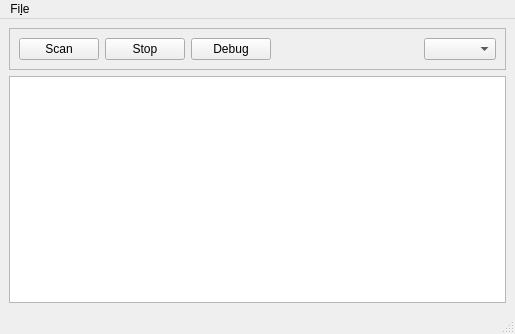
Qt form ui/gui.ui (DamienDaco/Scan_My_LAN) before a commit.
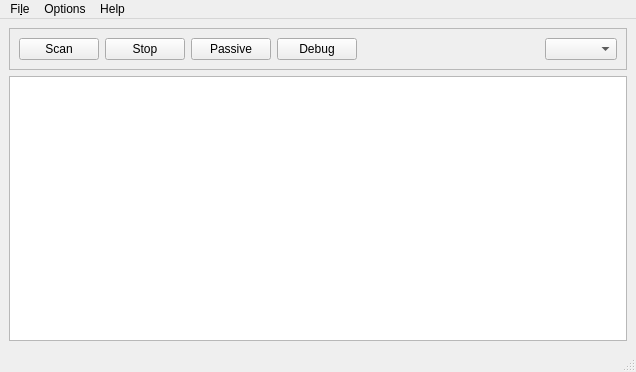
The same form after that commit. Icons and pictures are not drawn.

Patch:
```diff
--- a/ui/gui.ui
+++ b/ui/gui.ui
@@ -6,13 +6,23 @@
    <rect>
     <x>0</x>
     <y>0</y>
-    <width>515</width>
-    <height>334</height>
+    <width>636</width>
+    <height>372</height>
    </rect>
   </property>
   <property name="windowTitle">
    <string>Scan My LAN</string>
   </property>
+  <property name="windowIcon">
+   <iconset resource="../resources/scanmylan_resources.qrc">
+    <normaloff>:/icons/icons/atom_colours.svg</normaloff>:/icons/icons/atom_colours.svg</iconset>
+  </property>
+  <property name="styleSheet">
+   <string notr="true"/>
+  </property>
+  <property name="toolButtonStyle">
+   <enum>Qt::ToolButtonIconOnly</enum>
+  </property>
   <widget class="QWidget" name="centralwidget">
    <layout class="QGridLayout" name="gridLayout">
     <item row="1" column="0">
@@ -26,22 +36,52 @@
       <property name="frameShadow">
        <enum>QFrame::Raised</enum>
       </property>
-      <layout class="QGridLayout" name="gridLayout_2">
-       <item row="0" column="2">
+      <layout class="QHBoxLayout" name="horizontalLayout_2">
+       <item>
+        <layout class="QHBoxLayout" name="horizontalLayout">
+         <item>
+          <widget class="QPushButton" name="scan_button">
+           <property name="text">
+            <string>Scan</string>
+           </property>
+           <property name="icon">
+            <iconset resource="../resources/scanmylan_resources.qrc">
+             <normaloff>:/icons/icons/play.svg</normaloff>:/icons/icons/play.svg</iconset>
+           </property>
+          </widget>
+         </item>
+         <item>
+          <widget class="QPushButton" name="stop_button">
+           <property name="text">
+            <string>Stop</string>
+           </property>
+           <property name="icon">
+            <iconset resource="../resources/scanmylan_resources.qrc">
+             <normaloff>:/icons/icons/stop.svg</normaloff>:/icons/icons/stop.svg</iconset>
+           </property>
+          </widget>
+         </item>
+         <item>
+          <widget class="QPushButton" name="passive_button">
+           <property name="text">
+            <string>Passive</string>
+           </property>
+          </widget>
+         </item>
+        </layout>
+       </item>
+       <item>
         <widget class="QPushButton" name="debug_button">
          <property name="text">
           <string>Debug</string>
          </property>
-        </widget>
-       </item>
-       <item row="0" column="0">
-        <widget class="QPushButton" name="scan_button">
-         <property name="text">
-          <string>Scan</string>
+         <property name="icon">
+          <iconset>
+           <normaloff>:/icons/question.svg</normaloff>:/icons/question.svg</iconset>
          </property>
         </widget>
        </item>
-       <item row="0" column="3">
+       <item>
         <spacer name="horizontalSpacer">
          <property name="orientation">
           <enum>Qt::Horizontal</enum>
@@ -54,16 +94,9 @@
          </property>
         </spacer>
        </item>
-       <item row="0" column="4">
+       <item>
         <widget class="QComboBox" name="interface_box"/>
        </item>
-       <item row="0" column="1">
-        <widget class="QPushButton" name="stop_button">
-         <property name="text">
-          <string>Stop</string>
-         </property>
-        </widget>
-       </item>
       </layout>
      </widget>
     </item>
@@ -74,17 +107,30 @@
     <rect>
      <x>0</x>
      <y>0</y>
-     <width>515</width>
+     <width>636</width>
      <height>21</height>
     </rect>
    </property>
-   <widget class="QMenu" name="menuFile">
+   <widget class="QMenu" name="menu_file">
     <property name="title">
      <string>Fi&amp;le</string>
     </property>
     <addaction name="actionSave"/>
    </widget>
-   <addaction name="menuFile"/>
+   <widget class="QMenu" name="menu_options">
+    <property name="title">
+     <string>Options</string>
+    </property>
+   </widget>
+   <widget class="QMenu" name="menu_help">
+    <property name="title">
+     <string>Help</string>
+    </property>
+    <addaction name="actionAbout"/>
+   </widget>
+   <addaction name="menu_file"/>
+   <addaction name="menu_options"/>
+   <addaction name="menu_help"/>
   </widget>
   <widget class="QStatusBar" name="statusbar"/>
   <action name="action_start">
@@ -108,6 +154,11 @@
     <string>&amp;Save</string>
    </property>
   </action>
+  <action name="actionAbout">
+   <property name="text">
+    <string>About</string>
+   </property>
+  </action>
  </widget>
  <resources/>
  <connections/>
```
Left out of the diff: 4 changed lines with no effect on the pictures.
